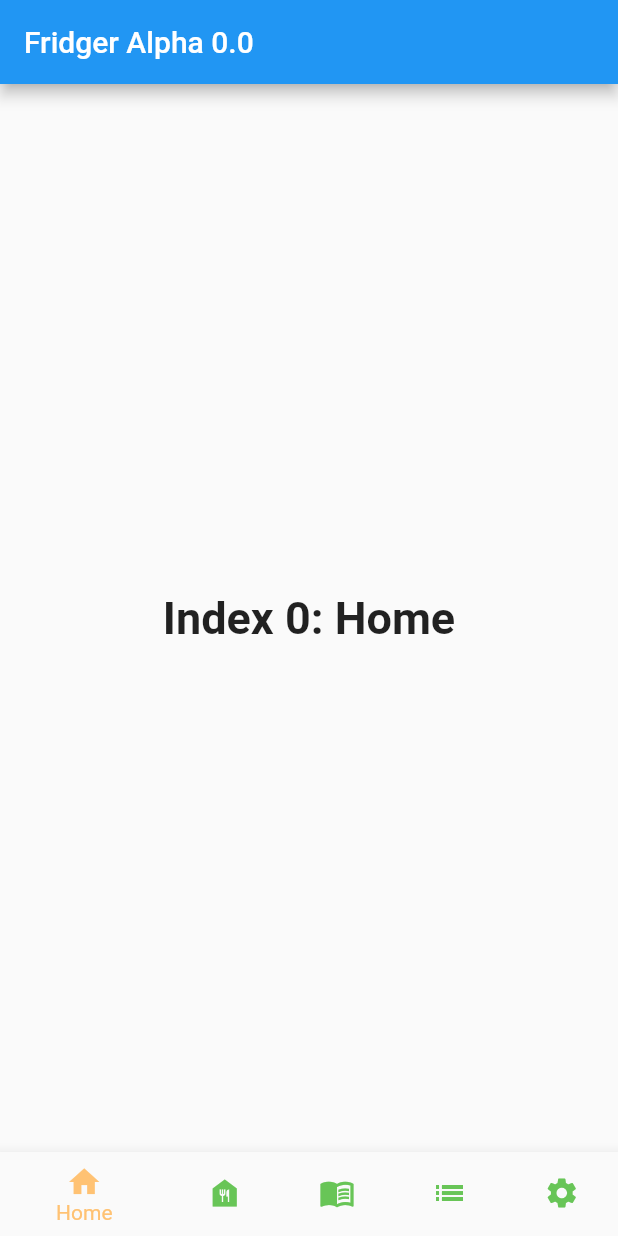
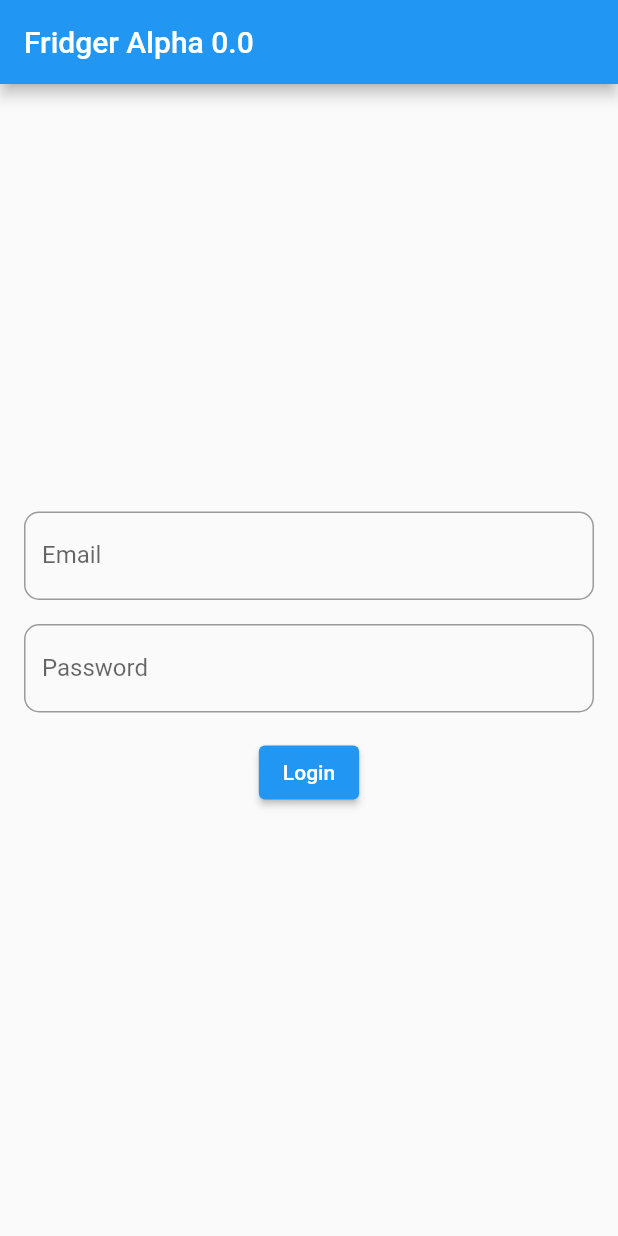
Before and after one commit to ihashand/fridger_app, a Flutter app: the screen it shows after launch, on a phone screen of 412 x 824 dp. Run offline on Flutter 3.47's test engine with Material 2 defaults, Android fonts, the phone set to English and light mode, and no system bars.

Commit message:
feat(login): login implementation (#1)
Merge

```diff
--- a/lib/main.dart
+++ b/lib/main.dart
@@ -1,103 +1,19 @@
 import 'package:flutter/material.dart';
+import 'package:fridger_app/ui/screens/login_screen.dart';
 
 void main() => runApp(const MyApp());
 
-
 class MyApp extends StatelessWidget {
-  const MyApp({super.key});
+  const MyApp({Key? key}) : super(key: key);
 
   static const String _title = 'Fridger';
 
   @override
   Widget build(BuildContext context) {
-    return const MaterialApp(
+    return MaterialApp(
       title: _title,
-      home: MyStatefulWidget(),
+      home: LoginScreen(),
       debugShowCheckedModeBanner: false,
     );
   }
 }
-
-class MyStatefulWidget extends StatefulWidget {
-  const MyStatefulWidget({super.key});
-
-  @override
-  State<MyStatefulWidget> createState() => _MyStatefulWidgetState();
-}
-
-class _MyStatefulWidgetState extends State<MyStatefulWidget> {
-  int _selectedIndex = 0;
-  static const TextStyle optionStyle =
-      TextStyle(fontSize: 30, fontWeight: FontWeight.bold);
-  static const List<Widget> _widgetOptions = <Widget>[
-    Text(
-      'Index 0: Home',
-      style: optionStyle,
-    ),
-    Text(
-      'Index 1: Fridge',
-      style: optionStyle,
-    ),
-    Text(
-      'Index 2: Recipes',
-      style: optionStyle,
-    ),
-     Text(
-      'Index 3: Shoop list',
-      style: optionStyle,
-    ),
-     Text(
-      'Index 4: Settings',
-      style: optionStyle,
-    ),
-  ];
-
-  void _onItemTapped(int index) {
-    setState(() {
-      _selectedIndex = index;
-    });
-  }
-
-  @override
-  Widget build(BuildContext context) {
-    return Scaffold(
-
-      appBar: AppBar(
-        title: const Text('Fridger Alpha 0.0'),
-      ),
-      body: Center(
-        child: _widgetOptions.elementAt(_selectedIndex),
-      ),
-      bottomNavigationBar: BottomNavigationBar(
-
-        items: const <BottomNavigationBarItem>[
-          BottomNavigationBarItem(
-            icon: Icon(Icons.home),
-            label: 'Home',
-          ),
-          BottomNavigationBarItem(
-            icon: Icon(Icons.food_bank),
-            label: 'Fridge',
-          ),
-          BottomNavigationBarItem(
-            icon: Icon(Icons.menu_book),
-            label: 'Recipes',
-          ),
-          BottomNavigationBarItem(
-            icon: Icon(Icons.list_outlined),
-            label: 'Shoop list',
-
-          ),
-          BottomNavigationBarItem(
-            icon: Icon(Icons.settings),
-            label: 'Settings',
-          )
-        ],
-        currentIndex: _selectedIndex,
-        unselectedItemColor: Color.fromARGB(255, 104, 197, 87),
-        selectedItemColor: Color.fromARGB(255, 255, 194, 115),
-        onTap: _onItemTapped,
-      ),
-    );
-  }
-}
--- /dev/null
+++ b/lib/ui/screens/login_screen.dart
@@ -0,0 +1,52 @@
+import 'package:flutter/material.dart';
+import 'package:fridger_app/ui/screens/home_screen.dart';
+import 'package:fridger_app/ui/widgets/login_button_widget.dart';
+import 'package:fridger_app/ui/widgets/text_input_widget.dart';
+
+class LoginScreen extends StatelessWidget {
+  final TextEditingController emailController = TextEditingController();
+  final TextEditingController passwordController = TextEditingController();
+
+  @override
+  Widget build(BuildContext context) {
+    return Scaffold(
+      appBar: AppBar(
+        title: const Text('Fridger Alpha 0.0'),
+        automaticallyImplyLeading: false,
+      ),
+      body: Padding(
+        padding: EdgeInsets.all(16),
+        child: Column(
+          mainAxisAlignment: MainAxisAlignment.center,
+          children: [
+            TextInput(
+              labelText: 'Email',
+              hintText: 'Enter your email',
+              controller: emailController,
+            ),
+            SizedBox(height: 16),
+            TextInput(
+              labelText: 'Password',
+              hintText: 'Enter your password',
+              controller: passwordController,
+              obscureText: true,
+            ),
+            SizedBox(height: 16),
+            LoginButton(
+              text: 'Login',
+              onPressed: () {
+                // Perform login validation here
+                // For demo purposes, let's assume login is successful
+                Navigator.of(context).pushReplacement(
+                  MaterialPageRoute(
+                    builder: (_) => HomeScreen(),
+                  ),
+                );
+              },
+            )
+          ],
+        ),
+      ),
+    );
+  }
+}
--- /dev/null
+++ b/lib/ui/widgets/login_button_widget.dart
@@ -0,0 +1,33 @@
+import 'package:flutter/material.dart';
+
+class LoginButton extends StatelessWidget {
+  final String text;
+  final Function onPressed;
+  final bool isLoading;
+
+  const LoginButton({
+    Key? key,
+    required this.text,
+    required this.onPressed,
+    this.isLoading = false,
+  }) : super(key: key);
+
+  @override
+  Widget build(BuildContext context) {
+    return ElevatedButton(
+      onPressed: isLoading ? null : onPressed as void Function()?,
+      child: isLoading
+          ? SizedBox(
+              width: 25,
+              height: 25,
+              child: CircularProgressIndicator(
+                valueColor: AlwaysStoppedAnimation<Color>(
+                  Colors.blue,
+                ),
+                strokeWidth: 2,
+              ),
+            )
+          : Text(text),
+    );
+  }
+}
--- /dev/null
+++ b/lib/ui/widgets/text_input_widget.dart
@@ -0,0 +1,31 @@
+import 'package:flutter/material.dart';
+
+class TextInput extends StatelessWidget {
+  final String labelText;
+  final String hintText;
+  final TextEditingController controller;
+  final bool obscureText;
+
+  const TextInput({
+    Key? key,
+    required this.labelText,
+    required this.hintText,
+    required this.controller,
+    this.obscureText = false,
+  }) : super(key: key);
+
+  @override
+  Widget build(BuildContext context) {
+    return TextFormField(
+      controller: controller,
+      obscureText: obscureText,
+      decoration: InputDecoration(
+        border: OutlineInputBorder(
+          borderRadius: BorderRadius.circular(10),
+        ),
+        labelText: labelText,
+        hintText: hintText,
+      ),
+    );
+  }
+}
```
Also changed, not shown: lib/ui/screens/home_screen.dart (added, +91 -0 lines), lib/ui/widgets/home_widget.dart (added, +25 -0 lines), pubspec.lock, 1 other file.
